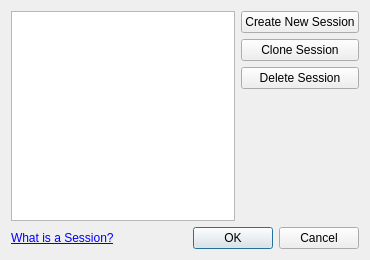
qt-creator/qt-creator, file src/plugins/projectexplorer/sessiondialog.ui: the form before one commit.
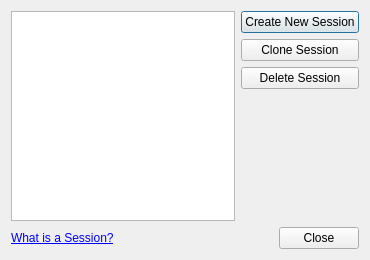
The form after the commit.

Commit message:
Changed the 'session manager' dialog
There is not much sense to have Ok and Cancel button that just close
the dialog, so instead there should be a Close button and a button to
switch to the currently selected session.

```diff
--- a/src/plugins/projectexplorer/sessiondialog.ui
+++ b/src/plugins/projectexplorer/sessiondialog.ui
@@ -65,7 +65,7 @@
    <item row="1" column="1" colspan="2">
     <widget class="QDialogButtonBox" name="buttonBox">
      <property name="standardButtons">
-      <set>QDialogButtonBox::Cancel|QDialogButtonBox::Ok</set>
+      <set>QDialogButtonBox::Close</set>
      </property>
     </widget>
    </item>
```
The commit also changes 2 other files.
